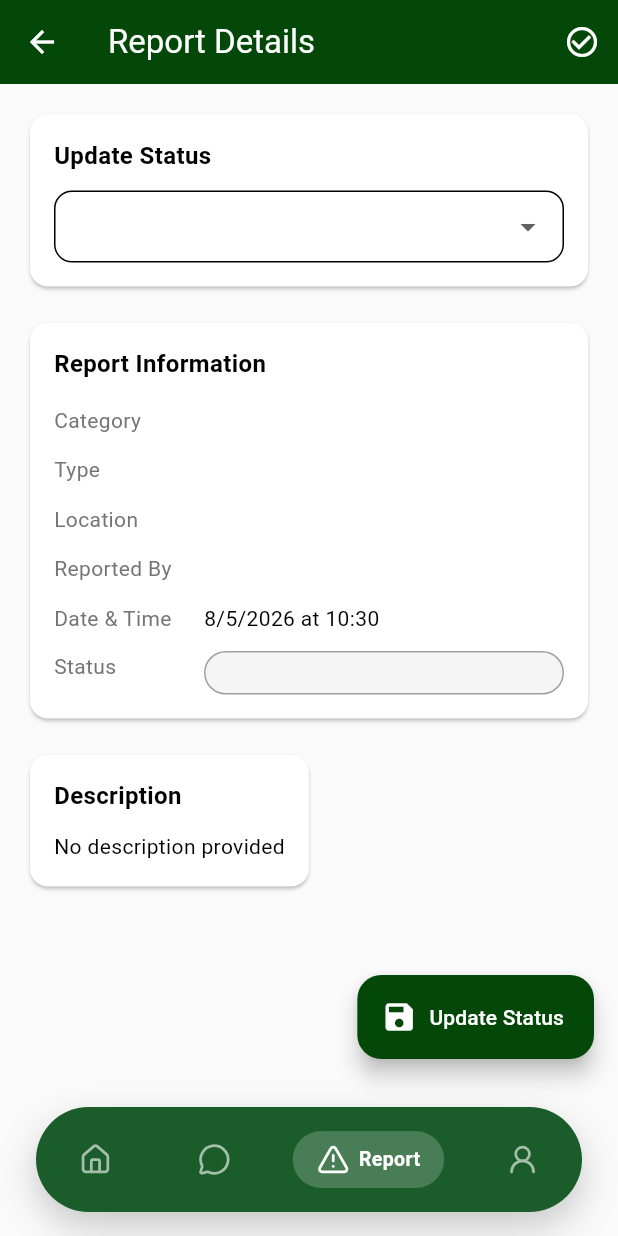
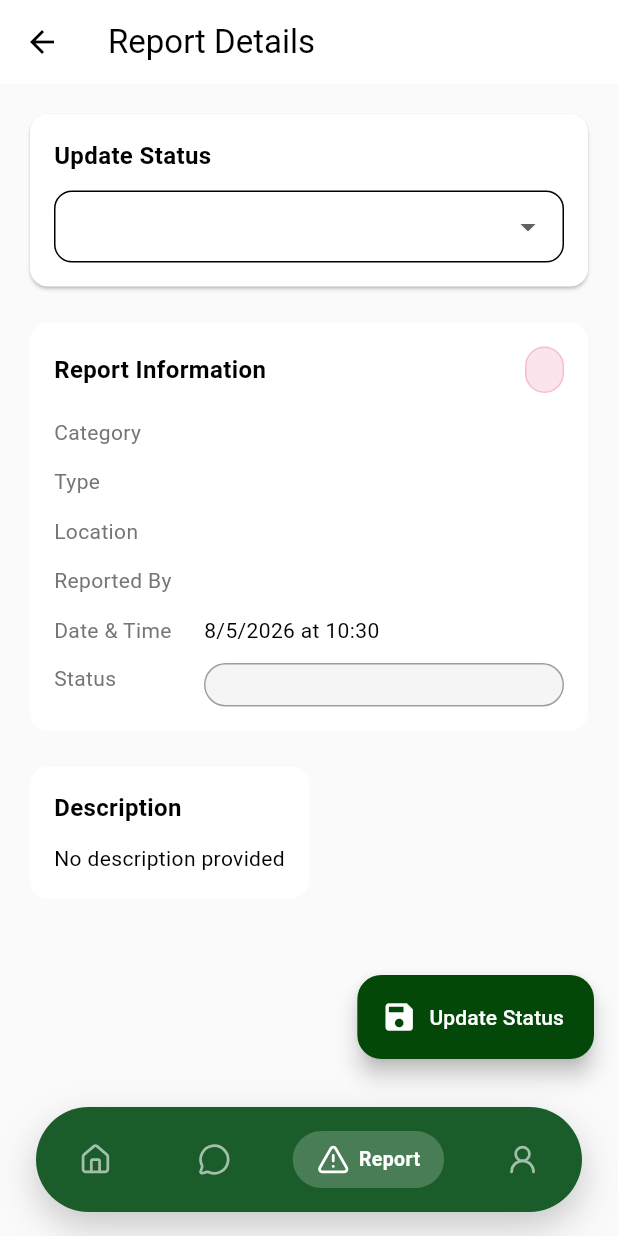
Before and after one commit to DarinKhelifa/license-project, a Flutter app: the ReportDetailScreen screen opened directly with empty values, on a phone screen of 412 x 824 dp. Run offline on Flutter 3.47's test engine with Material 3 defaults, Android fonts, the light colour scheme and no system bars; our stand-ins replace audioplayers, file_picker, fl_chart, flutter_svg, google_fonts, image_picker and 4 more; missing offline and left inert: record; accounts and stored records are empty; network calls fail.

Commit message:
style raport details access log done

```diff
--- a/orelax/lib/screens/security/access_logs_screen.dart
+++ b/orelax/lib/screens/security/access_logs_screen.dart
@@ -58,19 +58,28 @@ class _AccessLogsScreenState extends State<AccessLogsScreen> {
                 ChoiceChip(
                   label: const Text('All'),
                   selected: _filter == 'All',
-                  onSelected: (s) => setState(() => _filter = 'All'),
+                  onSelected: (selected) => setState(() {
+                    _filter = 'All';
+                    _hoveredIndex = null;
+                  }),
                 ),
                 const SizedBox(width: 8),
                 ChoiceChip(
                   label: const Text('Entry'),
                   selected: _filter == 'Entry',
-                  onSelected: (s) => setState(() => _filter = 'Entry'),
+                  onSelected: (selected) => setState(() {
+                    _filter = 'Entry';
+                    _hoveredIndex = null;
+                  }),
                 ),
                 const SizedBox(width: 8),
                 ChoiceChip(
                   label: const Text('Exit'),
                   selected: _filter == 'Exit',
-                  onSelected: (s) => setState(() => _filter = 'Exit'),
+                  onSelected: (selected) => setState(() {
+                    _filter = 'Exit';
+                    _hoveredIndex = null;
+                  }),
                 ),
               ],
             ),
@@ -102,7 +111,7 @@ class _AccessLogsScreenState extends State<AccessLogsScreen> {
                             final time = log['time'] as DateTime;
                             final isEntry = log['action'] == 'Entry';
 
-                            final isHovered = _hoveredIndex == index && _filter == 'All' ? _hoveredIndex == index : _hoveredIndex == index;
+                            final isHovered = _hoveredIndex == index;
                             return MouseRegion(
                               onEnter: (_) {
                                 if (_hoveredIndex != index) setState(() => _hoveredIndex = index);
--- a/orelax/lib/screens/security/report_detail_screen.dart
+++ b/orelax/lib/screens/security/report_detail_screen.dart
@@ -178,15 +178,13 @@ class _ReportDetailScreenState extends State<ReportDetailScreen> {
       backgroundColor: Colors.grey.shade50,
       appBar: AppBar(
         title: const Text('Report Details'),
-        backgroundColor: const Color(0xFF034808),
-        foregroundColor: Colors.white,
-        actions: [
-          IconButton(
-            icon: const Icon(Icons.check_circle_outline),
-            onPressed: _updateStatus,
-            tooltip: 'Update Status',
-          ),
-        ],
+        backgroundColor: Theme.of(context).scaffoldBackgroundColor,
+        foregroundColor: Colors.black,
+        elevation: 0,
+        leading: IconButton(
+          icon: const Icon(Icons.arrow_back),
+          onPressed: () => Navigator.of(context).pop(),
+        ),
       ),
       body: SingleChildScrollView(
         padding: const EdgeInsets.all(16),
@@ -243,16 +241,37 @@ class _ReportDetailScreenState extends State<ReportDetailScreen> {
             ),
             const SizedBox(height: 16),
 
-            // Report Details
+            // Report Details (styled)
             Card(
+              shape: RoundedRectangleBorder(borderRadius: BorderRadius.circular(12)),
+              elevation: 0,
               child: Padding(
                 padding: const EdgeInsets.all(16),
                 child: Column(
                   crossAxisAlignment: CrossAxisAlignment.start,
                   children: [
-                    const Text(
-                      'Report Information',
-                      style: TextStyle(fontWeight: FontWeight.bold, fontSize: 16),
+                    Row(
+                      crossAxisAlignment: CrossAxisAlignment.center,
+                      children: [
+                        const Expanded(
+                          child: Text(
+                            'Report Information',
+                            style: TextStyle(fontWeight: FontWeight.bold, fontSize: 16),
+                          ),
+                        ),
+                        Container(
+                          padding: const EdgeInsets.symmetric(horizontal: 12, vertical: 6),
+                          decoration: BoxDecoration(
+                            color: Colors.pink.shade50,
+                            borderRadius: BorderRadius.circular(999),
+                            border: Border.all(color: Colors.pink.shade100),
+                          ),
+                          child: Text(
+                            widget.alert.statusText.toUpperCase(),
+                            style: TextStyle(color: Colors.pink.shade400, fontWeight: FontWeight.w700, fontSize: 12),
+                          ),
+                        ),
+                      ],
                     ),
                     const SizedBox(height: 16),
                     _buildDetailRow('Category', widget.alert.category),
@@ -274,6 +293,8 @@ class _ReportDetailScreenState extends State<ReportDetailScreen> {
 
             // Description
             Card(
+              shape: RoundedRectangleBorder(borderRadius: BorderRadius.circular(12)),
+              elevation: 0,
               child: Padding(
                 padding: const EdgeInsets.all(16),
                 child: Column(
@@ -288,6 +309,18 @@ class _ReportDetailScreenState extends State<ReportDetailScreen> {
                       _reportData?['description'] ?? 'No description provided',
                       style: const TextStyle(height: 1.5),
                     ),
+                    if (_reportData?['photoBase64'] != null && _reportData!['photoBase64'].isNotEmpty) ...[
+                      const SizedBox(height: 12),
+                      ClipRRect(
+                        borderRadius: BorderRadius.circular(12),
+                        child: Image.memory(
+                          base64Decode(_reportData!['photoBase64']),
+                          height: 140,
+                          width: double.infinity,
+                          fit: BoxFit.cover,
+                        ),
+                      ),
+                    ],
                   ],
                 ),
               ),
```
